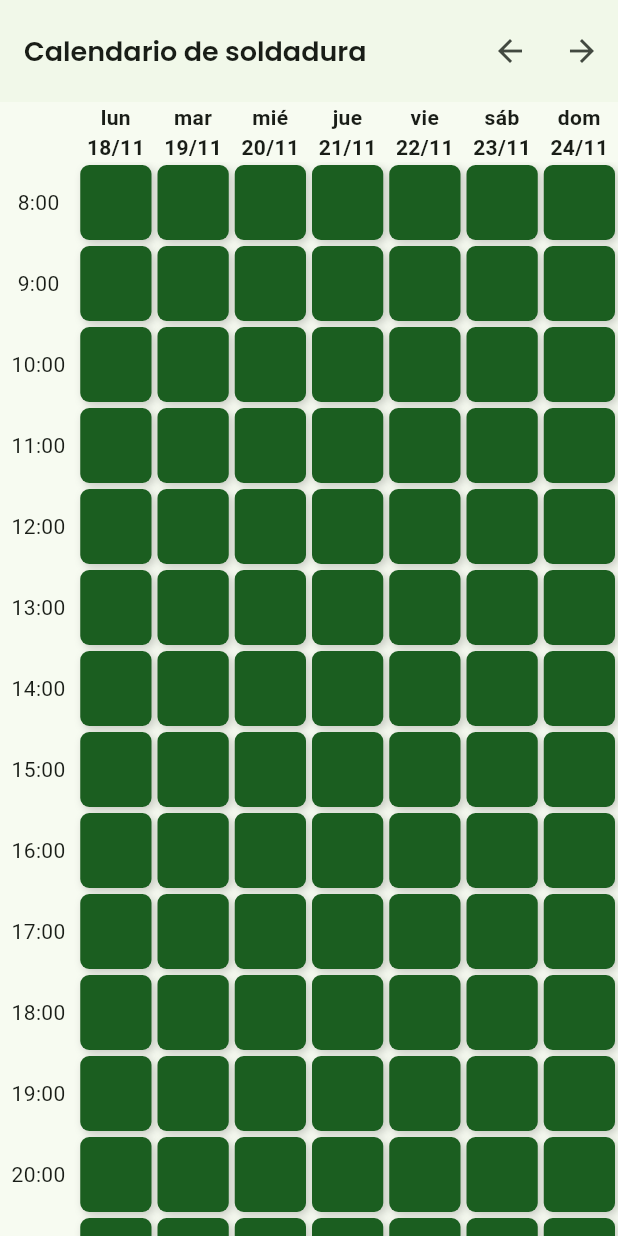
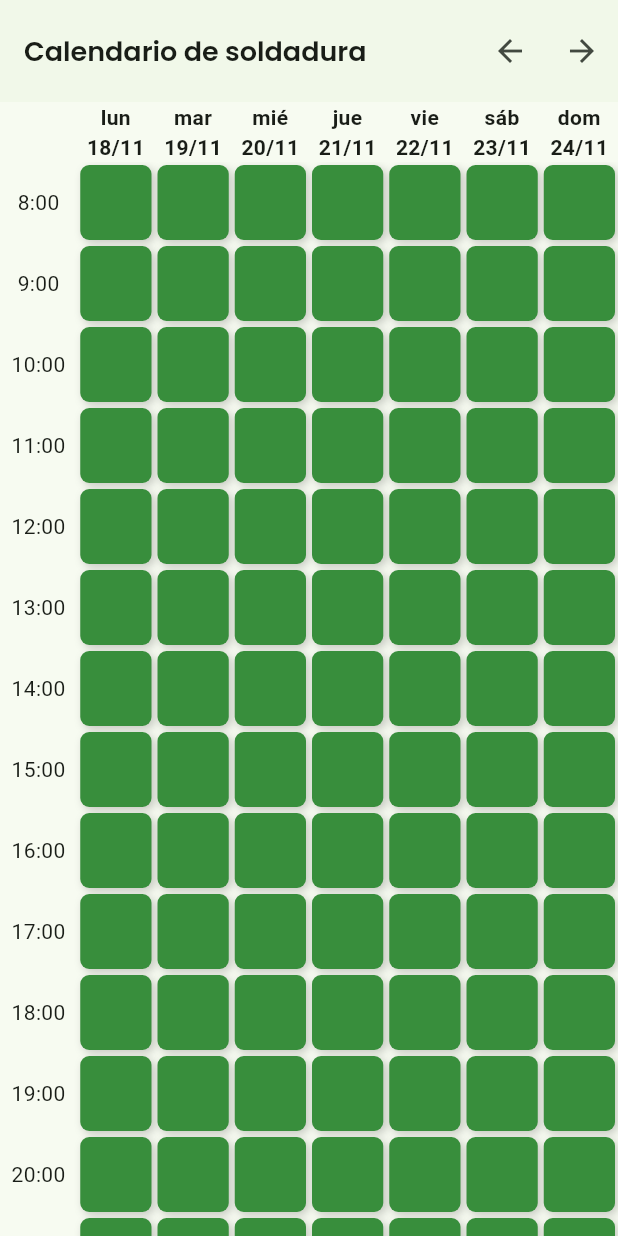
Before and after one commit to EasierMonk95/Mobile_Devices_Projects, a Flutter app: the SoldaduraPage screen opened directly with empty values, on a phone screen of 412 x 824 dp. Run offline on Flutter 3.47's test engine with Material 3 defaults, Android fonts, the phone set to English and light mode, and no system bars; our stand-ins replace firebase_auth, firebase_core, google_fonts, hive, hive_flutter; accounts and stored records are empty; network calls fail.

Commit message:
Changed colors a little bit.

```diff
--- a/login_and_home_slotu/lib/pages/soldadura_page.dart
+++ b/login_and_home_slotu/lib/pages/soldadura_page.dart
@@ -231,7 +231,9 @@ class _SoldaduraPageState extends State<SoldaduraPage> {
                             height: 50,
                             margin: EdgeInsets.all(2), // Más espacio entre las celdas
                             decoration: BoxDecoration(
-                              color: _isHoliday(_weekDays[dayIndex]) ? Colors.grey : Colors.green[900],
+                              color: _isHoliday(_weekDays[dayIndex]) ? Colors.grey :
+                                _isReserved(_weekDays[dayIndex], hours[hourIndex]) ? Colors.blue[700]
+                                : Colors.green[700],
                               borderRadius: BorderRadius.circular(6),
                               boxShadow: [
                                 BoxShadow(
```
